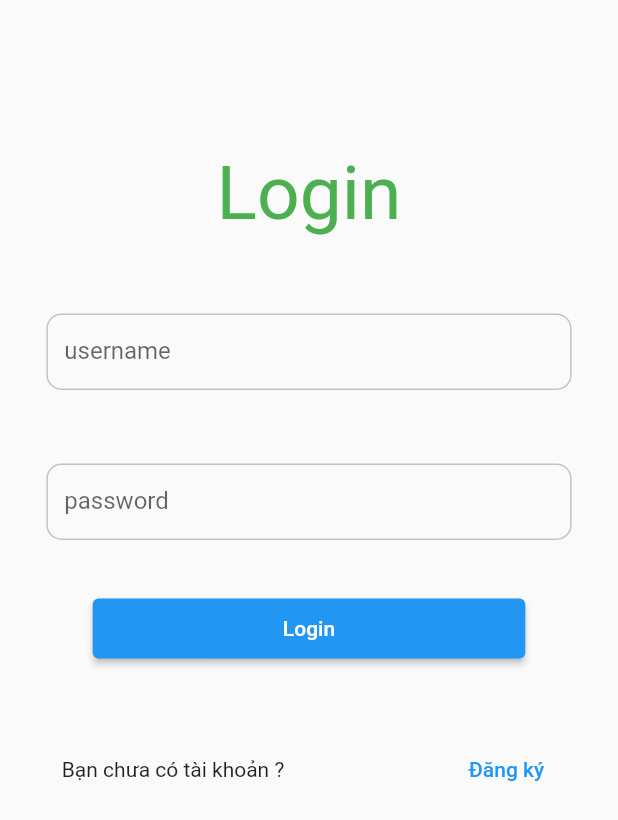
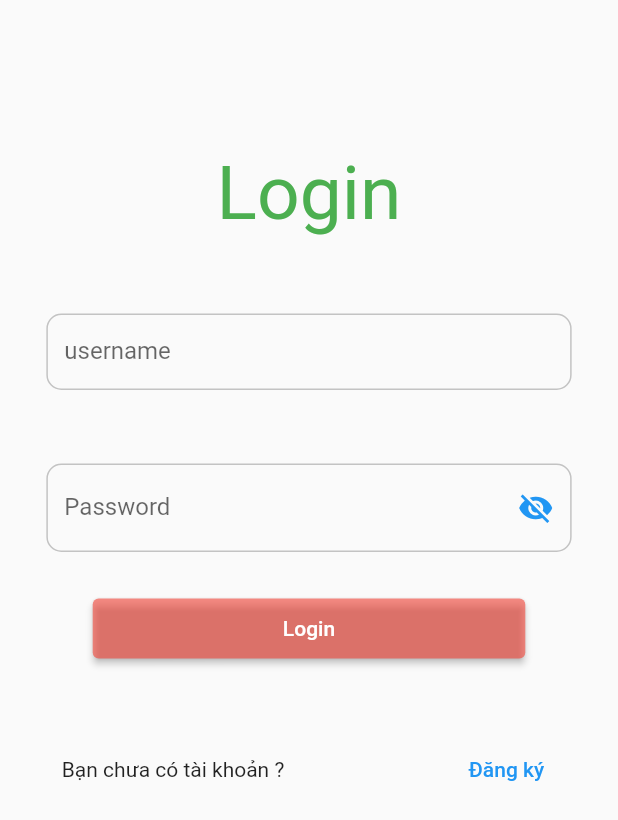
Before and after one commit to khanhluongHA/musicApp_and_weatherApp, a Flutter app: the screen it shows after launch, on a phone screen of 412 x 824 dp. Shown: the top 820 px of the screen. Run offline on Flutter 3.47's test engine with Material 2 defaults, Android fonts, the phone set to English and light mode, and no system bars; our stand-ins replace bloc, equatable, flutter_bloc, shared_preferences.

Commit message:
nhập đủ đk user và pass thì đổi mày button

```diff
--- a/lib/bloc/login_bloc.dart
+++ b/lib/bloc/login_bloc.dart
@@ -1,5 +1,6 @@
 import 'package:bloc/bloc.dart';
 import 'package:equatable/equatable.dart';
+import 'package:flutter/material.dart';
 import 'package:shared_preferences/shared_preferences.dart';
 import 'package:test_bloc/config/print_color.dart';
 import 'package:test_bloc/config/save_data.dart';
@@ -8,6 +9,7 @@ part 'login_event.dart';
 part 'login_state.dart';
 
 List<UserModel> itemUsers = [UserModel(userName: 'abc', password: '123')];
+final formKey = GlobalKey<FormState>();
 
 class LoginBloc extends Bloc<LoginEvent, LoginState> {
   LoginBloc() : super(LoginState()) {
--- a/lib/screens/login_screen.dart
+++ b/lib/screens/login_screen.dart
@@ -4,14 +4,21 @@ import 'package:test_bloc/bloc/login_bloc.dart';
 import 'package:test_bloc/screens/home_app.dart';
 import 'package:test_bloc/screens/register_screen.dart';
 import 'package:test_bloc/widgets/custom_textfield_login.dart';
+import 'package:test_bloc/widgets/input_password.dart';
 import 'package:test_bloc/widgets/show_alert_dialog.dart';
 
-class LoginScreen extends StatelessWidget {
+class LoginScreen extends StatefulWidget {
   LoginScreen({super.key});
 
+  @override
+  State<LoginScreen> createState() => _LoginScreenState();
+}
+
+class _LoginScreenState extends State<LoginScreen> {
   final TextEditingController userNameController = TextEditingController();
-
   final TextEditingController passwordController = TextEditingController();
+  bool isUser = false;
+  bool isPassword = false;
 
   @override
   Widget build(BuildContext context) {
@@ -48,12 +55,38 @@ class LoginScreen extends StatelessWidget {
                       height: 50,
                     ),
                     CustomTextfieldLogin(
-                        labelText: 'username', controller: userNameController),
+                      labelText: 'username',
+                      controller: userNameController,
+                      onChanged: () {
+                        if (userNameController.text.length > 5) {
+                          setState(() {
+                            isUser = true;
+                          });
+                        } else {
+                          setState(() {
+                            isUser = false;
+                          });
+                        }
+                      },
+                    ),
                     const SizedBox(
                       height: 30,
                     ),
-                    CustomTextfieldLogin(
-                        labelText: 'password', controller: passwordController),
+                    InputPassword(
+                      labelText: 'Password',
+                      controller: passwordController,
+                      onChanged: () {
+                        if (passwordController.text.length > 5) {
+                          setState(() {
+                            isPassword = true;
+                          });
+                        } else {
+                          setState(() {
+                            isPassword = false;
+                          });
+                        }
+                      },
+                    ),
                     const SizedBox(
                       height: 20,
                     ),
@@ -61,6 +94,9 @@ class LoginScreen extends StatelessWidget {
                       width: MediaQuery.of(context).size.width * 0.7,
                       height: 40,
                       child: ElevatedButton(
+                        style: ElevatedButton.styleFrom(
+                            backgroundColor:
+                                getColorButton(isUser, isPassword)),
                         onPressed: () {
                           blocRead.add(AuthLogin(userNameController.text,
                               passwordController.text));
@@ -101,3 +137,11 @@ class LoginScreen extends StatelessWidget {
     );
   }
 }
+
+Color? getColorButton(bool isUser, bool isPass) {
+  if (isUser == true && isPass == true) {
+    return Colors.green;
+  } else {
+    return Colors.red.withOpacity(0.6);
+  }
+}
--- a/lib/screens/register_screen.dart
+++ b/lib/screens/register_screen.dart
@@ -16,6 +16,7 @@ class RegisterScreen extends StatelessWidget {
         TextEditingController();
 
     return Scaffold(
+      appBar: AppBar(),
       body: SingleChildScrollView(
         child: Center(
           child: BlocListener<RegisterBloc, RegisterState>(
--- a/lib/widgets/custom_textfield_login.dart
+++ b/lib/widgets/custom_textfield_login.dart
@@ -5,10 +5,12 @@ class CustomTextfieldLogin extends StatelessWidget {
       {super.key,
       required this.labelText,
       required this.controller,
-      this.isHide = false});
+      this.isHide = false,
+      this.onChanged});
   final TextEditingController controller;
   final String labelText;
   final bool isHide;
+  final VoidCallback? onChanged;
 
   @override
   Widget build(BuildContext context) {
@@ -16,6 +18,9 @@ class CustomTextfieldLogin extends StatelessWidget {
       height: 70,
       width: MediaQuery.of(context).size.width * 0.85,
       child: TextFormField(
+        onChanged: (value) {
+          onChanged!.call();
+        },
         obscureText: isHide,
         controller: controller,
         decoration: InputDecoration(
--- /dev/null
+++ b/lib/widgets/input_password.dart
@@ -0,0 +1,130 @@
+import 'package:flutter/material.dart';
+
+// ignore: must_be_immutable
+class InputPassword extends StatefulWidget {
+  InputPassword(
+      {super.key,
+      required this.controller,
+      this.isHidePassword = true,
+      this.onChanged,
+      this.labelText = '',
+      this.isError = false});
+
+  late bool isHidePassword = true;
+  final String labelText;
+  final TextEditingController controller;
+  final VoidCallback? onChanged;
+  bool isFocus = false;
+  bool isError = false;
+
+  @override
+  State<InputPassword> createState() => _InputPasswordState();
+}
+
+class _InputPasswordState extends State<InputPassword> {
+  var focusNode = FocusNode();
+  @override
+  void initState() {
+    focusNode.addListener(() {
+      if (focusNode.hasFocus) {
+        setState(() {
+          widget.isFocus = true;
+        });
+      } else {
+        setState(() {
+          widget.isFocus = false;
+        });
+      }
+    });
+    super.initState();
+  }
+
+  @override
+  Widget build(BuildContext context) {
+    return SizedBox(
+      height: 70,
+      width: MediaQuery.of(context).size.width * 0.85,
+      child: TextFormField(
+        onChanged: (value) {
+          widget.onChanged!.call();
+        },
+        validator: validator,
+        controller: widget.controller,
+        focusNode: focusNode,
+        obscureText: widget.isHidePassword,
+        decoration: InputDecoration(
+          labelText: widget.labelText,
+          suffixIcon: getSuffixIcon(
+            isHidePassword: widget.isHidePassword,
+            isError: widget.isError,
+            colorError: Colors.red,
+            colorIcon: Colors.blue,
+            onTap: () {
+              setState(() {
+                widget.isHidePassword = !widget.isHidePassword;
+              });
+            },
+          ),
+          enabledBorder: OutlineInputBorder(
+            borderSide: BorderSide(
+                width: 1, color: Colors.grey.withOpacity(0.6)), //<-- SEE HERE
+            borderRadius: BorderRadius.circular(10.0),
+          ),
+          border: OutlineInputBorder(
+            borderSide:
+                const BorderSide(width: 1, color: Colors.grey), //<-- SEE HERE
+            borderRadius: BorderRadius.circular(10.0),
+          ),
+          errorBorder: OutlineInputBorder(
+            borderSide:
+                const BorderSide(width: 1, color: Colors.red), //<-- SEE HERE
+            borderRadius: BorderRadius.circular(10.0),
+          ),
+          focusedBorder: OutlineInputBorder(
+            borderSide:
+                const BorderSide(width: 1, color: Colors.black), //<-- SEE HERE
+            borderRadius: BorderRadius.circular(10.0),
+          ),
+        ),
+      ),
+    );
+  }
+}
+
+Color textFieldIsErrorOrFocus(
+    {required bool isError,
+    required bool isFocus,
+    required Color colorError,
+    required Color colorFocus}) {
+  if (isError) return colorError;
+  return isFocus ? colorFocus : Colors.transparent;
+}
+
+Widget getSuffixIcon(
+    {required bool isHidePassword,
+    required bool isError,
+    required Color colorError,
+    required Color colorIcon,
+    required VoidCallback onTap}) {
+  if (isError) {
+    return Icon(
+      Icons.error,
+      color: colorError,
+    );
+  }
+  return InkWell(
+      onTap: () {
+        onTap.call();
+      },
+      child: Icon(
+        isHidePassword ? Icons.visibility_off : Icons.visibility,
+        color: colorIcon,
+      ));
+}
+
+String? validator(String? value) {
+  if (value == null || value.isEmpty) {
+    return 'Vui lòng nhập dữ liệu';
+  }
+  return null;
+}
```
